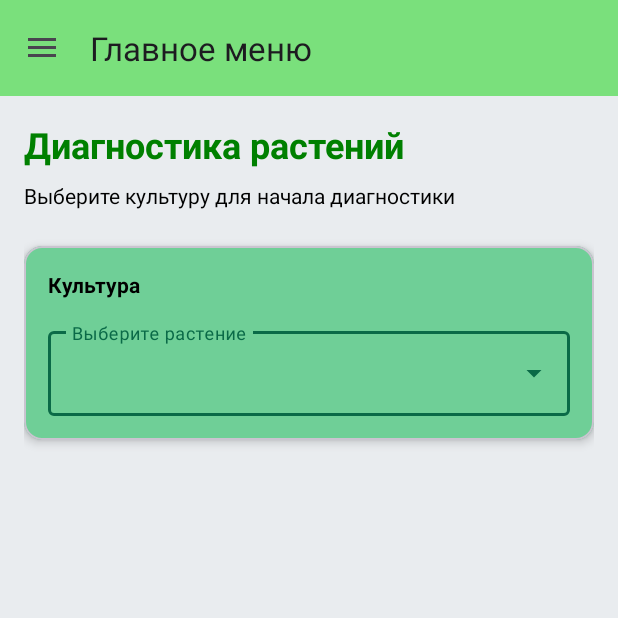
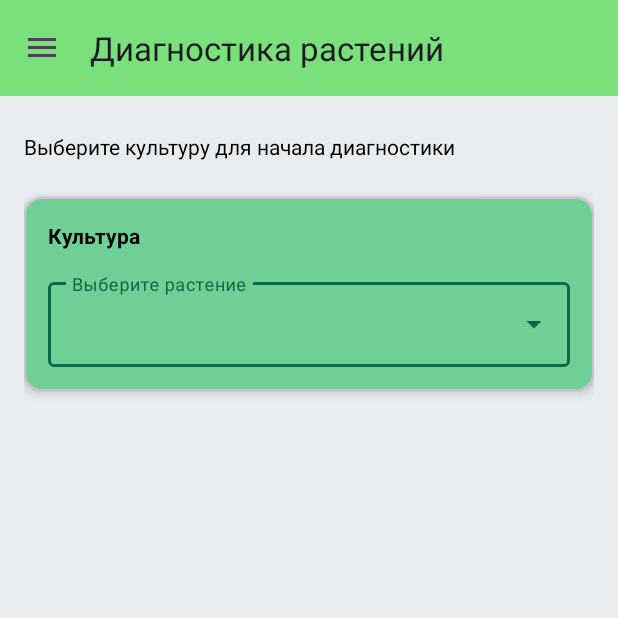
Before and after one commit to Silent-Rider/LeafCure, an Android app: the screen it shows after launch (BasicActivity), on a phone screen of 412 x 824 dp, the top half of it. Run offline under Robolectric (Android 15) with nearby library versions, the light colour scheme and no system bars; our stand-ins replace Dagger/Hilt's generated code, navigation-ui.

Commit message:
Added lesion estimation fragment

```diff
--- a/app/src/main/java/com/ai/leafcure/ml/BaseModel.java
+++ b/app/src/main/java/com/ai/leafcure/ml/BaseModel.java
@@ -11,7 +11,7 @@ import java.io.IOException;
 import java.nio.MappedByteBuffer;
 import java.nio.channels.FileChannel;
 
-public abstract class BaseModel {
+public abstract class BaseModel implements AutoCloseable{
 
     protected final Context context;
     protected final Interpreter interpreter;
@@ -48,6 +48,7 @@ public abstract class BaseModel {
         }
     }
 
+    @Override
     public void close() {
         if (interpreter != null) {
             interpreter.close();
--- a/app/src/main/java/com/ai/leafcure/ui/BasicActivity.java
+++ b/app/src/main/java/com/ai/leafcure/ui/BasicActivity.java
@@ -11,7 +11,6 @@ import androidx.drawerlayout.widget.DrawerLayout;
 import androidx.navigation.NavController;
 import androidx.navigation.NavDestination;
 import androidx.navigation.NavGraph;
-import androidx.navigation.NavOptions;
 import androidx.navigation.fragment.NavHostFragment;
 import androidx.navigation.ui.AppBarConfiguration;
 import androidx.navigation.ui.NavigationUI;
@@ -40,7 +39,8 @@ public class BasicActivity extends AppCompatActivity {
         DrawerLayout drawer = binding.drawerLayout;
         NavigationView navigationView = binding.navView;
         appBarConfiguration = new AppBarConfiguration.Builder(
-                R.id.home_page,
+                R.id.diagnostics,
+                R.id.lesion_estimation,
                 R.id.settings)
                 .setOpenableLayout(drawer)
                 .build();
@@ -51,7 +51,7 @@ public class BasicActivity extends AppCompatActivity {
         NavigationUI.setupWithNavController(navigationView, navController);
 
         NavGraph navGraph = navController.getNavInflater().inflate(R.navigation.nav_graph);
-        navGraph.setStartDestination(R.id.home_page);
+        navGraph.setStartDestination(R.id.diagnostics);
         navController.setGraph(navGraph);
 
         MenuItem about = navigationView.getMenu().findItem(R.id.about);
--- a/app/src/main/java/com/ai/leafcure/ui/diagnostics/HomePageFragment.java
+++ b/app/src/main/java/com/ai/leafcure/ui/diagnostics/DiagnosticsFragment.java
@@ -23,7 +23,7 @@ import androidx.fragment.app.Fragment;
 import androidx.navigation.Navigation;
 
 import com.ai.leafcure.R;
-import com.ai.leafcure.databinding.FragmentHomeBinding;
+import com.ai.leafcure.databinding.FragmentDiagnosticsBinding;
 import com.bumptech.glide.Glide;
 
 import java.io.File;
@@ -36,7 +36,7 @@ import java.util.Map;
 import dagger.hilt.android.AndroidEntryPoint;
 
 @AndroidEntryPoint
-public class HomePageFragment extends Fragment {
+public class DiagnosticsFragment extends Fragment {
     private static final Map<String, String> langPlantNameMap = new HashMap<String, String> () {{
         put("Яблоко", "apple");
         put("Кукуруза", "corn");
@@ -45,21 +45,21 @@ public class HomePageFragment extends Fragment {
         put("Томат", "tomato");
     }};
 
-    private FragmentHomeBinding binding;
+    protected FragmentDiagnosticsBinding binding;
     private List<String> plantList;
 
     private String selectedPlant = null;
-    private Uri imageUri;
+    protected Uri imageUri;
 
-    private final ActivityResultLauncher<Intent> cameraLauncher = registerForActivityResult(
+    protected final ActivityResultLauncher<Intent> cameraLauncher = registerForActivityResult(
             new ActivityResultContracts.StartActivityForResult(),
             this::handleCameraResult
     );
-    private final ActivityResultLauncher<String> galleryLauncher = registerForActivityResult(
+    protected final ActivityResultLauncher<String> galleryLauncher = registerForActivityResult(
             new ActivityResultContracts.GetContent(),
             this::handleGalleryResult
     );
-    private final ActivityResultLauncher<String> permissionLauncher = registerForActivityResult(
+    protected final ActivityResultLauncher<String> permissionLauncher = registerForActivityResult(
             new ActivityResultContracts.RequestPermission(),
             this::handlePermissionResult
     );
@@ -72,7 +72,7 @@ public class HomePageFragment extends Fragment {
 
     @Override
     public View onCreateView(@NonNull LayoutInflater inflater, ViewGroup container, Bundle savedInstanceState) {
-        binding = FragmentHomeBinding.inflate(inflater, container, false);
+        binding = FragmentDiagnosticsBinding.inflate(inflater, container, false);
         return binding.getRoot();
     }
 
@@ -81,11 +81,6 @@ public class HomePageFragment extends Fragment {
         super.onViewCreated(view, savedInstanceState);
         setupAutoCompleteTextView();
         setupClickListeners();
-
-        binding.start.setOnClickListener(v -> {
-            String selectedPlant = langPlantNameMap.get(this.selectedPlant);
-            Navigation.findNavController(v).navigate(HomePageFragmentDirections.actionHomePageToProcess(selectedPlant, imageUri.toString()));
-        });
     }
 
     private void setupAutoCompleteTextView() {
@@ -100,7 +95,7 @@ public class HomePageFragment extends Fragment {
         });
     }
 
-    private void setupClickListeners() {
+    protected void setupClickListeners() {
         binding.camera.setOnClickListener(v -> {
             if (getActivity() != null) {
                 permissionLauncher.launch(Manifest.permission.CAMERA);
@@ -108,6 +103,16 @@ public class HomePageFragment extends Fragment {
         });
         binding.gallery.setOnClickListener(v -> {
             galleryLauncher.launch("image/*");
+        });
+        setupStartClickListener();
+    }
+
+    protected void setupStartClickListener() {
+        binding.start.setOnClickListener(v -> {
+            String selectedPlant = langPlantNameMap.get(this.selectedPlant);
+            if (selectedPlant != null) {
+                Navigation.findNavController(v).navigate(DiagnosticsFragmentDirections.actionDiagnosticsToProcess(imageUri.toString(), selectedPlant));
+            }
         });
     }
 
@@ -146,7 +151,8 @@ public class HomePageFragment extends Fragment {
 
     private void handleCameraResult(ActivityResult result) {
         if (result.getResultCode() == Activity.RESULT_OK) {
-            Toast.makeText(getContext(), "Фото сделано: " + selectedPlant, Toast.LENGTH_SHORT).show();
+            Toast.makeText(getContext(), "Фото сделано" + (selectedPlant != null ? ": " + selectedPlant : ""),
+                    Toast.LENGTH_SHORT).show();
             processImage(imageUri);
         } else {
             Toast.makeText(getContext(), "Съемка отменена", Toast.LENGTH_SHORT).show();
@@ -155,7 +161,8 @@ public class HomePageFragment extends Fragment {
 
     private void handleGalleryResult(Uri uri) {
         if (uri != null) {
-            Toast.makeText(getContext(), "Фото выбрано: " + selectedPlant, Toast.LENGTH_SHORT).show();
+            Toast.makeText(getContext(), "Фото выбрано" + (selectedPlant != null ? ": " + selectedPlant : ""),
+                    Toast.LENGTH_SHORT).show();
             imageUri = uri;
             processImage(uri);
         } else {
--- a/app/src/main/java/com/ai/leafcure/ui/TreatmentBottomSheetFragment.java
+++ b/app/src/main/java/com/ai/leafcure/ui/diagnostics/TreatmentBottomSheetFragment.java
@@ -1,4 +1,4 @@
-package com.ai.leafcure.ui;
+package com.ai.leafcure.ui.diagnostics;
 
 import android.os.Bundle;
 import android.view.LayoutInflater;
--- a/app/src/main/res/drawable/home_page.xml
+++ /dev/null
@@ -1,9 +0,0 @@
-<vector xmlns:android="http://schemas.android.com/apk/res/android"
-    android:width="48dp"
-    android:height="48dp"
-    android:viewportWidth="960"
-    android:viewportHeight="960">
-  <path
-      android:pathData="M220,780h150v-250h220v250h150v-390L480,195 220,390v390ZM160,840v-480l320,-240 320,240v480L530,840v-250L430,590v250L160,840ZM480,487Z"
-      android:fillColor="#434343"/>
-</vector>
--- /dev/null
+++ b/app/src/main/res/drawable/leaf.xml
@@ -0,0 +1,24 @@
+<!--
+  ~ Copyright (C) 2026 The Android Open Source Project
+  ~
+  ~ Licensed under the Apache License, Version 2.0 (the "License");
+  ~ you may not use this file except in compliance with the License.
+  ~ You may obtain a copy of the License at
+  ~
+  ~      http://www.apache.org/licenses/LICENSE-2.0
+  ~
+  ~ Unless required by applicable law or agreed to in writing, software
+  ~ distributed under the License is distributed on an "AS IS" BASIS,
+  ~ WITHOUT WARRANTIES OR CONDITIONS OF ANY KIND, either express or implied.
+  ~ See the License for the specific language governing permissions and
+  ~ limitations under the License.
+  -->
+<vector xmlns:android="http://schemas.android.com/apk/res/android"
+    android:width="48dp"
+    android:height="48dp"
+    android:viewportWidth="960"
+    android:viewportHeight="960">
+  <path
+      android:pathData="M213,785q-43.59,-45 -68.3,-104Q120,622 120,560q0,-73 25.5,-133.5T222,315q35,-35 87,-59t122.5,-37.5Q502,205 591,201.5t198,3.5q8,108 5.5,197.5t-16,160.75q-13.5,71.25 -38,124.56Q716,741.13 680,777q-51,51 -110,77T444,880q-69,0 -126.5,-23.5T213,785ZM316,785q25,17 58,26t69.92,9Q497,820 547,798t91,-64q27,-27 46,-70.5t31,-103Q727,501 731,426t0,-165q-94,-2 -168.5,2.5T431,280q-57,12 -98,30.5T266,356q-42,43 -64,91t-22,98q0,48 20.5,100.5T251,730q53,-98 127,-176t157,-123q-87,75 -141,162.5T316,785ZM316,785ZM316,785Z"
+      android:fillColor="#e3e3e3"/>
+</vector>
--- /dev/null
+++ b/app/src/main/res/drawable/percent.xml
@@ -0,0 +1,24 @@
+<!--
+  ~ Copyright (C) 2026 The Android Open Source Project
+  ~
+  ~ Licensed under the Apache License, Version 2.0 (the "License");
+  ~ you may not use this file except in compliance with the License.
+  ~ You may obtain a copy of the License at
+  ~
+  ~      http://www.apache.org/licenses/LICENSE-2.0
+  ~
+  ~ Unless required by applicable law or agreed to in writing, software
+  ~ distributed under the License is distributed on an "AS IS" BASIS,
+  ~ WITHOUT WARRANTIES OR CONDITIONS OF ANY KIND, either express or implied.
+  ~ See the License for the specific language governing permissions and
+  ~ limitations under the License.
+  -->
+<vector xmlns:android="http://schemas.android.com/apk/res/android"
+    android:width="48dp"
+    android:height="48dp"
+    android:viewportWidth="960"
+    android:viewportHeight="960">
+  <path
+      android:pathData="M289.9,420q-53.9,0 -91.9,-38.1 -38,-38.1 -38,-92t38.1,-91.9q38.1,-38 92,-38t91.9,38.1q38,38.1 38,92T381.9,382q-38.1,38 -92,38ZM289.88,360q29.12,0 49.62,-20.38 20.5,-20.38 20.5,-49.5t-20.38,-49.62q-20.38,-20.5 -49.5,-20.5t-49.62,20.38q-20.5,20.38 -20.5,49.5t20.38,49.62q20.38,20.5 49.5,20.5ZM669.9,800q-53.9,0 -91.9,-38.1 -38,-38.1 -38,-92t38.1,-91.9q38.1,-38 92,-38t91.9,38.1q38,38.1 38,92T761.9,762q-38.1,38 -92,38ZM719.5,719.62q20.5,-20.38 20.5,-49.5t-20.38,-49.62q-20.38,-20.5 -49.5,-20.5t-49.62,20.38q-20.5,20.38 -20.5,49.5t20.38,49.62q20.38,20.5 49.5,20.5t49.62,-20.38ZM202,800l-42,-42 598,-598 42,42 -598,598Z"
+      android:fillColor="#e3e3e3"/>
+</vector>
--- a/app/src/main/res/layout/fragment_home.xml
+++ b/app/src/main/res/layout/fragment_diagnostics.xml
@@ -9,14 +9,7 @@
     android:orientation="vertical">
 
     <TextView
-        android:layout_width="wrap_content"
-        android:layout_height="wrap_content"
-        android:text="@string/plants_diagnostics"
-        android:textSize="24sp"
-        android:textStyle="bold"
-        android:textColor="@color/forest_green"/>
-
-    <TextView
+        android:id="@+id/choose"
         android:layout_width="wrap_content"
         android:layout_height="wrap_content"
         android:text="@string/choose_crop_for_diagnostics_start"
--- a/app/src/main/res/layout/fragment_result.xml
+++ b/app/src/main/res/layout/fragment_result.xml
@@ -23,6 +23,7 @@
             android:padding="16dp">
 
             <TextView
+                android:id="@+id/diagnosis"
                 android:layout_height="wrap_content"
                 android:layout_width="wrap_content"
                 android:text="@string/diagnosis"
@@ -183,7 +184,7 @@
 
         <com.google.android.material.button.MaterialButton
             style="@style/Widget.MaterialComponents.Button.OutlinedButton"
-            android:id="@+id/treatment"
+            android:id="@+id/treatment_recommendations"
             android:layout_height="wrap_content"
             android:layout_width="match_parent"
             android:text="@string/treatment_recommendations"
--- a/app/src/main/res/menu/activity_main_drawer.xml
+++ b/app/src/main/res/menu/activity_main_drawer.xml
@@ -2,9 +2,13 @@
 <menu xmlns:android="http://schemas.android.com/apk/res/android">
     <group android:checkableBehavior="none">
         <item
-            android:id="@+id/home_page"
-            android:icon="@drawable/home_page"
-            android:title="@string/main_menu" />
+            android:id="@+id/diagnostics"
+            android:icon="@drawable/leaf"
+            android:title="@string/plants_diagnostics" />
+        <item
+            android:id="@+id/lesion_estimation"
+            android:icon="@drawable/percent"
+            android:title="@string/lesion_estimation" />
         <item
             android:id="@+id/settings"
             android:icon="@drawable/settings"
--- a/app/src/main/res/navigation/nav_graph.xml
+++ b/app/src/main/res/navigation/nav_graph.xml
@@ -4,15 +4,25 @@
     xmlns:app="http://schemas.android.com/apk/res-auto"
     xmlns:tools="http://schemas.android.com/tools"
     android:id="@+id/mobile_navigation"
-    app:startDestination="@id/home_page">
+    app:startDestination="@id/diagnostics">
 
     <fragment
-        android:id="@+id/home_page"
-        android:name="com.ai.leafcure.ui.diagnostics.HomePageFragment"
-        android:label="@string/main_menu"
-        tools:layout="@layout/fragment_home">
+        android:id="@+id/diagnostics"
+        android:name="com.ai.leafcure.ui.diagnostics.DiagnosticsFragment"
+        android:label="@string/plants_diagnostics"
+        tools:layout="@layout/fragment_diagnostics">
         <action
-            android:id="@+id/action_home_page_to_process"
+            android:id="@+id/action_diagnostics_to_process"
+            app:destination="@id/process" />
+    </fragment>
+
+    <fragment
+        android:id="@+id/lesion_estimation"
+        android:name="com.ai.leafcure.ui.lesion.LesionEstimationFragment"
+        android:label="@string/lesion_estimation"
+        tools:layout="@layout/fragment_diagnostics">
+        <action
+            android:id="@+id/action_lesion_estimation_to_process"
             app:destination="@id/process" />
     </fragment>
 
@@ -25,31 +35,33 @@
 
     <fragment
         android:id="@+id/process"
-        android:name="com.ai.leafcure.ui.ProcessFragment"
+        android:name="com.ai.leafcure.ui.common.ProcessFragment"
         android:label="@string/plants_diagnostics"
         tools:layout="@layout/fragment_process">
         <action
             android:id="@+id/action_process_to_result"
             app:destination="@id/result" />
         <argument
-            android:name="selectedPlant"
+            android:name="imageUri"
             app:argType="string" />
         <argument
-            android:name="imageUri"
-            app:argType="string" />
+            android:name="selectedPlant"
+            app:argType="string"
+            app:nullable="true"/>
     </fragment>
 
     <fragment
         android:id="@+id/result"
-        android:name="com.ai.leafcure.ui.diagnostics.ResultFragment"
+        android:name="com.ai.leafcure.ui.common.ResultFragment"
         android:label="@string/diagnostics_result"
         tools:layout="@layout/fragment_result">
         <argument
             android:name="diseaseName"
-            app:argType="string" />
+            app:argType="string"
+            app:nullable="true"/>
         <argument
             android:name="confidence"
-            app:argType="float" />
+            app:argType="float"/>
         <argument
             android:name="severity"
             app:argType="float" />
--- a/app/src/main/res/values/strings.xml
+++ b/app/src/main/res/values/strings.xml
@@ -1,14 +1,13 @@
 <?xml version="1.0" encoding="utf-8"?>
 <resources>
     <string name="app_name">LeafCure</string>
-    <string name="main_menu">Главное меню</string>
     <string name="open_drawer">Открыть меню</string>
     <string name="close_drawer">Закрыть меню</string>
     <string name="about_button">О программе</string>
     <string name="about_text">Программа была разработана Клименко Кириллом</string>
     <string name="ok">ОК</string>
 
-    <!-- HomePage -->
+    <!-- Diagnostics -->
     <string name="plants_diagnostics">Диагностика растений</string>
     <string name="choose_crop_for_diagnostics_start">Выберите культуру для начала диагностики</string>
     <string name="choose_plant">Выберите растение</string>
@@ -17,8 +16,13 @@
     <string name="gallery">Галерея</string>
     <string name="start">Начать</string>
 
+    <!-- LesionEstimation -->
+    <string name="lesion_estimation">Оценка степени поражения</string>
+    <string name="make_or_load_damaged_plant_photo">Сделайте или загрузите фото пораженного растения</string>
+
     <!-- Process -->
     <string name="diagnostics_in_process">Идет диагностика</string>
+    <string name="lesion_estimation_in_process">Идет оценка степени поражения</string>
 
     <!-- Result -->
     <string name="diagnostics_result">Результат диагностики</string>
@@ -28,7 +32,7 @@
     <string name="show_lesions">Показать очаги поражения</string>
     <string name="apply_leaf_mask">Наложить маску листа</string>
     <string name="treatment_recommendations">Рекомендации по лечению</string>
-    <string name="new_diagnostics">Идет диагностика</string>
+    <string name="new_diagnostics">Новая диагностика</string>
     <string name="close">Закрыть</string>
 
     <!-- Settings -->
```
Also changed, not shown: app/src/main/java/com/ai/leafcure/ui/common/ProcessFragment.java (renamed from app/src/main/java/com/ai/leafcure/ui/ProcessFragment.java, +65 -44 lines), app/src/main/java/com/ai/leafcure/ui/common/ResultFragment.java (renamed from app/src/main/java/com/ai/leafcure/ui/diagnostics/ResultFragment.java, +18 -8 lines), app/src/main/java/com/ai/leafcure/ui/lesion/LesionEstimationFragment.java (added, +36 -0 lines), app/src/main/java/com/ai/leafcure/utils/MathUtils.java (added, +36 -0 lines), app/src/main/res/layout/fragment_process.xml (+1 -11 lines).
